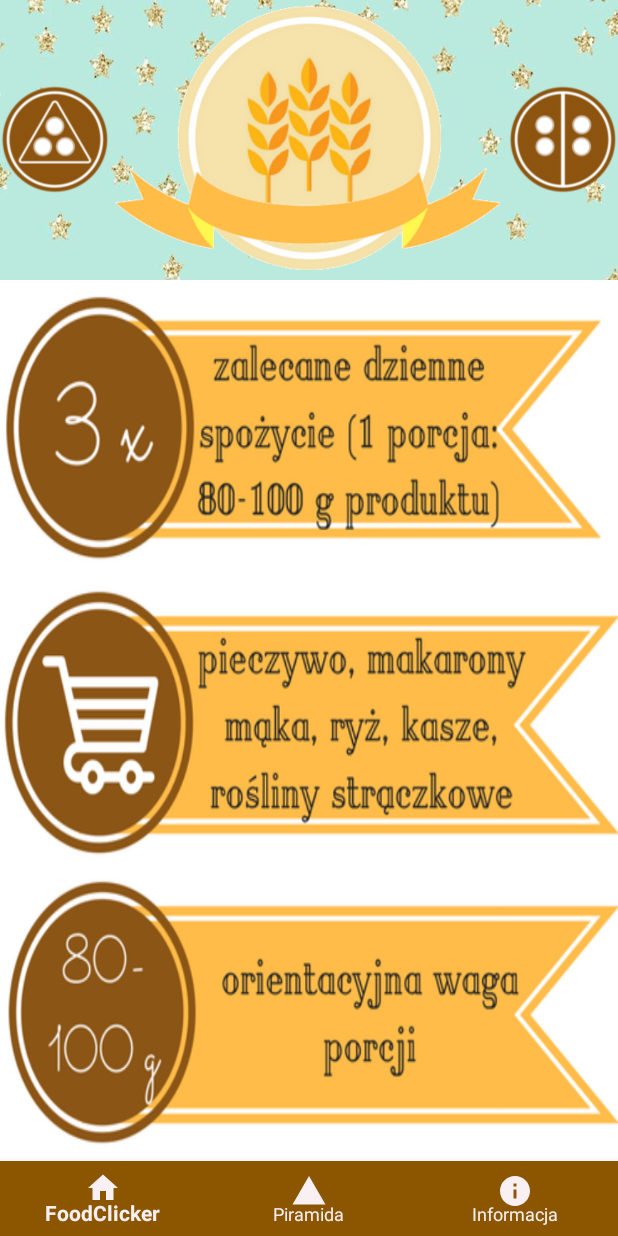
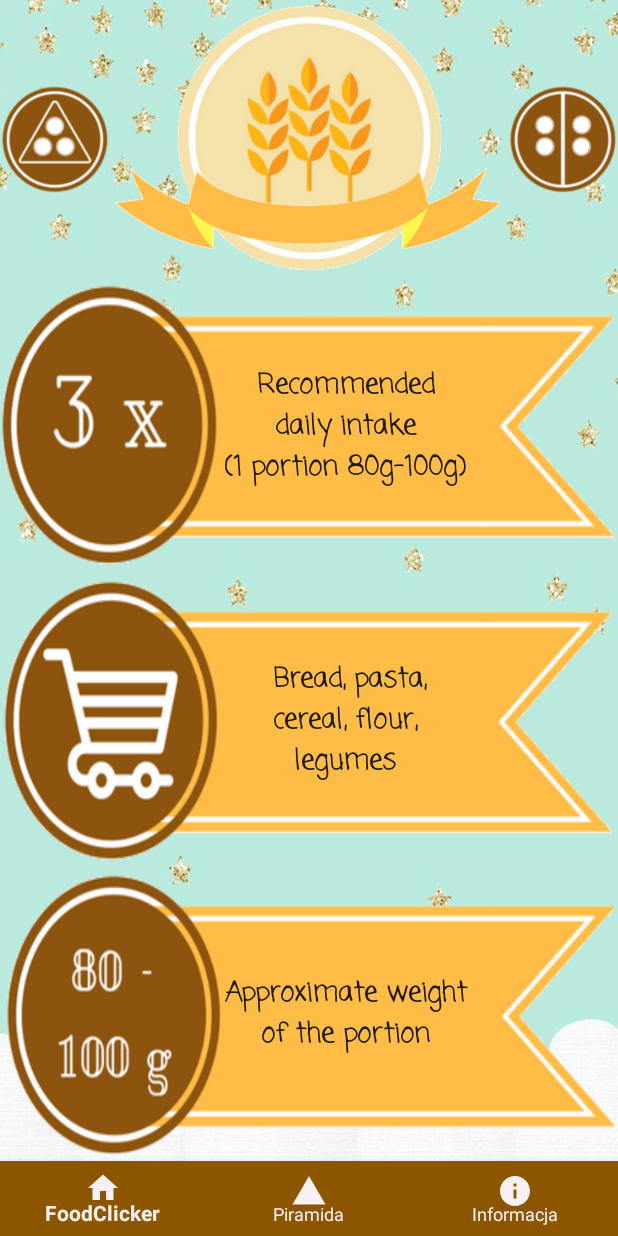
Before and after one commit to tomaszd/FoodClicker, an Android app: the ZbozaDetailsActivity screen opened directly, with no data from a screen before it, on a phone screen of 412 x 824 dp. Run offline under Robolectric (Android 15) with nearby library versions, the phone set to English and light mode, and no system bars.

Commit message:
added nicer cereals string maintenance

```diff
--- a/app/src/main/res/layout/activity_zboza_details.xml
+++ b/app/src/main/res/layout/activity_zboza_details.xml
@@ -46,10 +46,13 @@
 
     <Button
         android:id="@+id/btnZalecane"
+        style="@style/styleIndetailInfo"
         android:layout_width="fill_parent"
         android:layout_height="fill_parent"
         android:layout_weight="1"
-        android:background="@drawable/zboza_zalecane" />
+        android:text="@string/recommended_daily_intake_1_portion_80g_100g"
+
+        android:background="@drawable/triple_ribeye" />
 
     <Button
         android:id="@+id/btnOk"
@@ -57,7 +60,8 @@
         android:layout_width="fill_parent"
         android:layout_height="fill_parent"
         android:layout_weight="1"
-        android:background="@drawable/zboza_info_1" />
+        android:text="@string/cereals_products"
+        android:background="@drawable/cart_ribeye" />
 
 
     <LinearLayout
@@ -74,7 +78,8 @@
             android:layout_width="fill_parent"
             android:layout_height="fill_parent"
             android:layout_weight="1"
-            android:background="@drawable/zboza_info_2" />
+            android:text="@string/approximate_weight_of_the_portion"
+            android:background="@drawable/eighty_hundred_ribeye" />
 
     </LinearLayout>
 
--- a/app/src/main/res/values/styles.xml
+++ b/app/src/main/res/values/styles.xml
@@ -26,7 +26,7 @@
         <item name="android:fontFamily">casual</item>
         <item name="android:textAlignment">center</item>
         <item name="android:textAllCaps">false</item>
-        <item name="android:textSize">15sp</item>
+        <item name="android:textSize">18sp</item>
         <item name="android:textStyle">bold</item>
     </style>
 
```
Also changed, not shown: app/src/main/res/values/strings.xml (+16 -16 lines).
